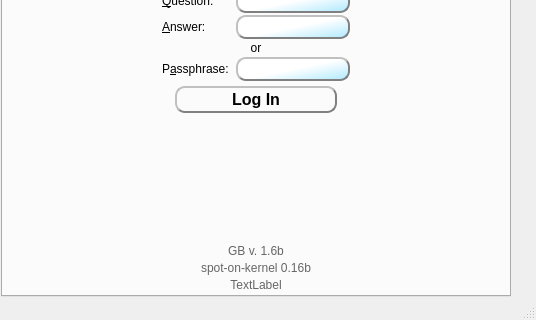
Before: the Qt Designer form GoldBug-UI/controlcenter.ui in xloem/spot-on-svn, drawn with Qt 5; both pictures show x 0 to 536 and y 536 to 856 of the 536 by 856 pixel window.
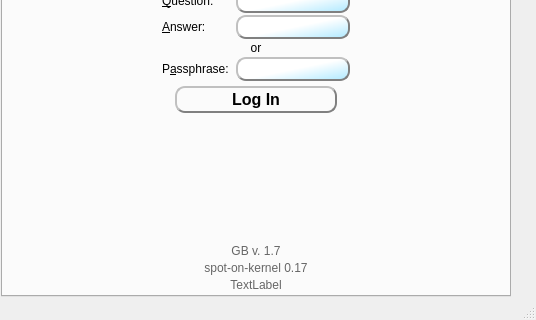
After: the same form once the commit is applied. The open tabs and pages were chosen to show the change. Icons and pictures are not drawn. Custom widgets are drawn as their Qt base class.

What changed in the file:
```diff
--- a/GoldBug-UI/controlcenter.ui
+++ b/GoldBug-UI/controlcenter.ui
@@ -10618,7 +10618,7 @@
                <string>&lt;html&gt;&lt;head/&gt;&lt;body&gt;&lt;p align=&quot;center&quot;&gt;A minimalistic &lt;br/&gt;Desktop Messenger GUI&lt;br/&gt;for the messaging library of&lt;br/&gt;http://spot-on.sf.net&lt;/p&gt;&lt;/body&gt;&lt;/html&gt;</string>
               </property>
               <property name="text">
-               <string>&lt;html&gt;&lt;head/&gt;&lt;body&gt;&lt;p&gt;&lt;span style=&quot; color:#666666;&quot;&gt;GB v. 1.6b&lt;/span&gt;&lt;/p&gt;&lt;/body&gt;&lt;/html&gt;</string>
+               <string>&lt;html&gt;&lt;head/&gt;&lt;body&gt;&lt;p&gt;&lt;span style=&quot; color:#666666;&quot;&gt;GB v. 1.7&lt;/span&gt;&lt;/p&gt;&lt;/body&gt;&lt;/html&gt;</string>
               </property>
               <property name="alignment">
                <set>Qt::AlignCenter</set>
@@ -10651,7 +10651,7 @@
             <property name="text">
              <string>&lt;html&gt;&lt;head/&gt;&lt;body&gt;&lt;p&gt;&lt;a href=&quot;http://sourceforge.net/p/spot-on/code/HEAD/tree/branches/Documentation/RELEASE-NOTES&quot;&gt;
 &lt;span style=&quot; text-decoration: none; color:#666666;&quot;&gt;
-spot-on-kernel&lt;/span&gt;&lt;/a&gt;&lt;span style=&quot; color:#666666;&quot;&gt; 0.16b&lt;/span&gt;&lt;/p&gt;&lt;/body&gt;&lt;/html&gt;</string>
+spot-on-kernel&lt;/span&gt;&lt;/a&gt;&lt;span style=&quot; color:#666666;&quot;&gt; 0.17&lt;/span&gt;&lt;/p&gt;&lt;/body&gt;&lt;/html&gt;</string>
             </property>
             <property name="alignment">
              <set>Qt::AlignCenter</set>
```
